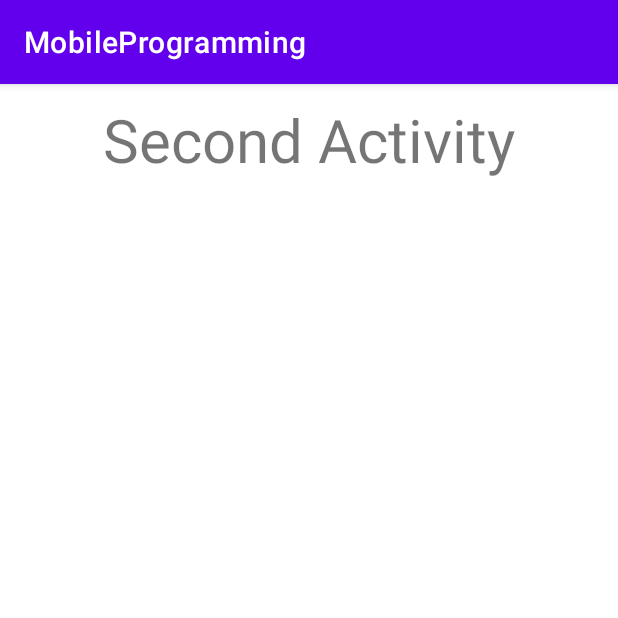
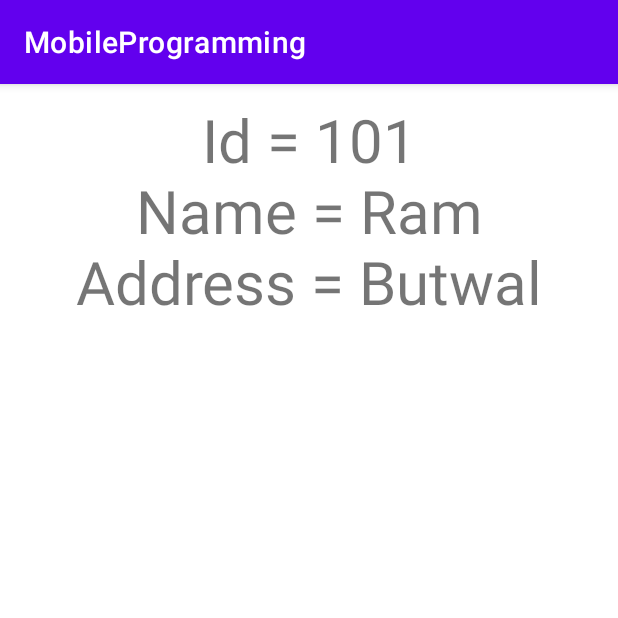
Before and after one commit to San0330/MP80, an Android app: the screen it shows after launch (SecondActivity), after a tap on "CLICK ME", on a phone screen of 412 x 824 dp, the top half of it. Run offline under Robolectric (Android 15) with nearby library versions, the phone set to English and light mode, and no system bars.

Commit message:
send data from MainActivity to SecondActivity

```diff
--- a/app/src/main/java/com/example/mobileprogramming/MainActivity.java
+++ b/app/src/main/java/com/example/mobileprogramming/MainActivity.java
@@ -39,6 +39,9 @@ public class MainActivity extends AppCompatActivity {
             @Override
             public void onClick(View v) {
                 Intent i = new Intent(MainActivity.this, SecondActivity.class);
+                i.putExtra("id", 101);
+                i.putExtra("name", "Ram");
+                i.putExtra("address", "Butwal");
                 startActivity(i);
             }
         });
--- a/app/src/main/java/com/example/mobileprogramming/SecondActivity.java
+++ b/app/src/main/java/com/example/mobileprogramming/SecondActivity.java
@@ -1,6 +1,8 @@
 package com.example.mobileprogramming;
 
+import android.content.Intent;
 import android.os.Bundle;
+import android.widget.TextView;
 
 import androidx.activity.EdgeToEdge;
 import androidx.appcompat.app.AppCompatActivity;
@@ -23,5 +25,15 @@ public class SecondActivity extends AppCompatActivity {
             v.setPadding(systemBars.left, systemBars.top, systemBars.right, systemBars.bottom);
             return insets;
         });
+
+        // receiving data
+        Intent i = getIntent();
+        int id = i.getIntExtra("id",0);
+        String name= i.getStringExtra("name");
+        String address = i.getStringExtra("address");
+
+        // display received data in textview
+        TextView tv1 = findViewById(R.id.tv);
+        tv1.setText("Id = " + id + "\nName = " + name + "\nAddress = " + address);
     }
 }
--- a/app/src/main/res/layout/activity_second.xml
+++ b/app/src/main/res/layout/activity_second.xml
@@ -8,6 +8,7 @@
     tools:context=".SecondActivity">
 
     <TextView
+        android:id="@+id/tv"
         android:layout_width="match_parent"
         android:layout_height="wrap_content"
         android:text="Second Activity"
```
